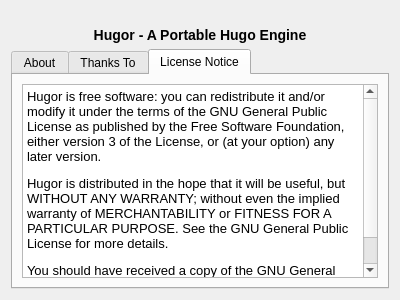
The window that src/aboutdialog.ui (realnc/hugor) describes before a commit, drawn with Qt 5.
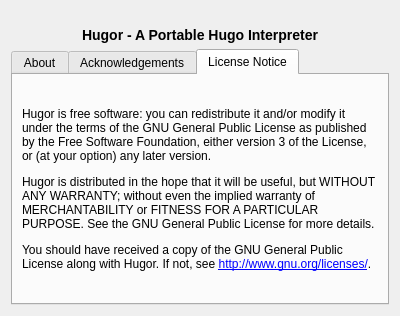
The same window after the commit. The open tabs and pages were chosen to show the change. Icons and pictures are not drawn.

Commit message: "About" dialog changes

```diff
--- a/src/aboutdialog.ui
+++ b/src/aboutdialog.ui
@@ -15,8 +15,8 @@
       </sizepolicy>
      </property>
      <property name="text">
-      <string>&lt;h3&gt;&lt;a href=&quot;http://www.generalcoffee.com&quot;&gt;&lt;img src=&quot;:/hugologo.png&quot; /&gt;&lt;/a&gt;
-&lt;br&gt;Hugor - A Portable Hugo Engine&lt;/h3&gt;</string>
+      <string>&lt;h3&gt;&lt;a href=&quot;http://ifwiki.org/index.php/Hugo&quot;&gt;&lt;img src=&quot;:/hugologo.png&quot; /&gt;&lt;/a&gt;
+&lt;br&gt;Hugor - A Portable Hugo Interpreter&lt;/h3&gt;</string>
      </property>
      <property name="alignment">
       <set>Qt::AlignCenter</set>
@@ -72,7 +72,7 @@
      </widget>
      <widget class="QWidget" name="tab_2">
       <attribute name="title">
-       <string>Thanks To</string>
+       <string>Acknowledgements</string>
       </attribute>
       <layout class="QVBoxLayout" name="verticalLayout_3">
        <item>
@@ -114,15 +114,25 @@
       </attribute>
       <layout class="QVBoxLayout" name="verticalLayout_6">
        <item>
-        <widget class="QTextBrowser" name="textBrowser_2">
-         <property name="html">
-          <string>&lt;!DOCTYPE HTML PUBLIC &quot;-//W3C//DTD HTML 4.0//EN&quot; &quot;http://www.w3.org/TR/REC-html40/strict.dtd&quot;&gt;
-&lt;html&gt;&lt;head&gt;&lt;meta name=&quot;qrichtext&quot; content=&quot;1&quot; /&gt;&lt;style type=&quot;text/css&quot;&gt;
-p, li { white-space: pre-wrap; }
-&lt;/style&gt;&lt;/head&gt;&lt;body style=&quot; font-family:'Segoe UI'; font-size:10pt; font-weight:400; font-style:normal;&quot;&gt;
-&lt;p style=&quot; margin-top:12px; margin-bottom:12px; margin-left:0px; margin-right:0px; -qt-block-indent:0; text-indent:0px;&quot;&gt;&lt;span style=&quot; font-family:'Sans Serif';&quot;&gt;Hugor is free software: you can redistribute it and/or modify it under the terms of the GNU General Public License as published by the Free Software Foundation, either version 3 of the License, or (at your option) any later version.&lt;/span&gt;&lt;/p&gt;
-&lt;p style=&quot; margin-top:12px; margin-bottom:12px; margin-left:0px; margin-right:0px; -qt-block-indent:0; text-indent:0px;&quot;&gt;&lt;span style=&quot; font-family:'Sans Serif';&quot;&gt;Hugor is distributed in the hope that it will be useful, but WITHOUT ANY WARRANTY; without even the implied warranty of MERCHANTABILITY or FITNESS FOR A PARTICULAR PURPOSE. See the GNU General Public License for more details.&lt;/span&gt;&lt;/p&gt;
-&lt;p style=&quot; margin-top:12px; margin-bottom:12px; margin-left:0px; margin-right:0px; -qt-block-indent:0; text-indent:0px;&quot;&gt;&lt;span style=&quot; font-family:'Sans Serif';&quot;&gt;You should have received a copy of the GNU General Public License along with Hugor. If not, see &lt;/span&gt;&lt;a href=&quot;http://www.gnu.org/licenses/&quot;&gt;&lt;span style=&quot; font-family:'Sans Serif'; text-decoration: underline; color:#0000ff;&quot;&gt;http://www.gnu.org/licenses/&lt;/span&gt;&lt;/a&gt;&lt;span style=&quot; font-family:'Sans Serif';&quot;&gt;.&lt;/span&gt;&lt;/p&gt;&lt;/body&gt;&lt;/html&gt;</string>
+        <widget class="QLabel" name="licenseLabel">
+         <property name="sizePolicy">
+          <sizepolicy hsizetype="Minimum" vsizetype="Minimum">
+           <horstretch>0</horstretch>
+           <verstretch>0</verstretch>
+          </sizepolicy>
+         </property>
+         <property name="text">
+          <string>&lt;p&gt;Hugor is free software: you can redistribute it and/or modify it under the terms of the GNU General Public License as published by the Free Software Foundation, either version 3 of the License, or (at your option) any later version.&lt;/p&gt;
+
+&lt;p&gt;Hugor is distributed in the hope that it will be useful, but WITHOUT ANY WARRANTY; without even the implied warranty of MERCHANTABILITY or FITNESS FOR A PARTICULAR PURPOSE. See the GNU General Public License for more details.&lt;/p&gt;
+
+&lt;p&gt;You should have received a copy of the GNU General Public License along with Hugor. If not, see &lt;a href=&quot;http://www.gnu.org/licenses/&quot;&gt;http://www.gnu.org/licenses/&lt;/a&gt;.&lt;/p&gt;</string>
+         </property>
+         <property name="textFormat">
+          <enum>Qt::RichText</enum>
+         </property>
+         <property name="wordWrap">
+          <bool>true</bool>
          </property>
          <property name="openExternalLinks">
           <bool>true</bool>
```
Left out of the diff: 3 changed lines with no effect on the pictures. The commit also changes 1 other file.
